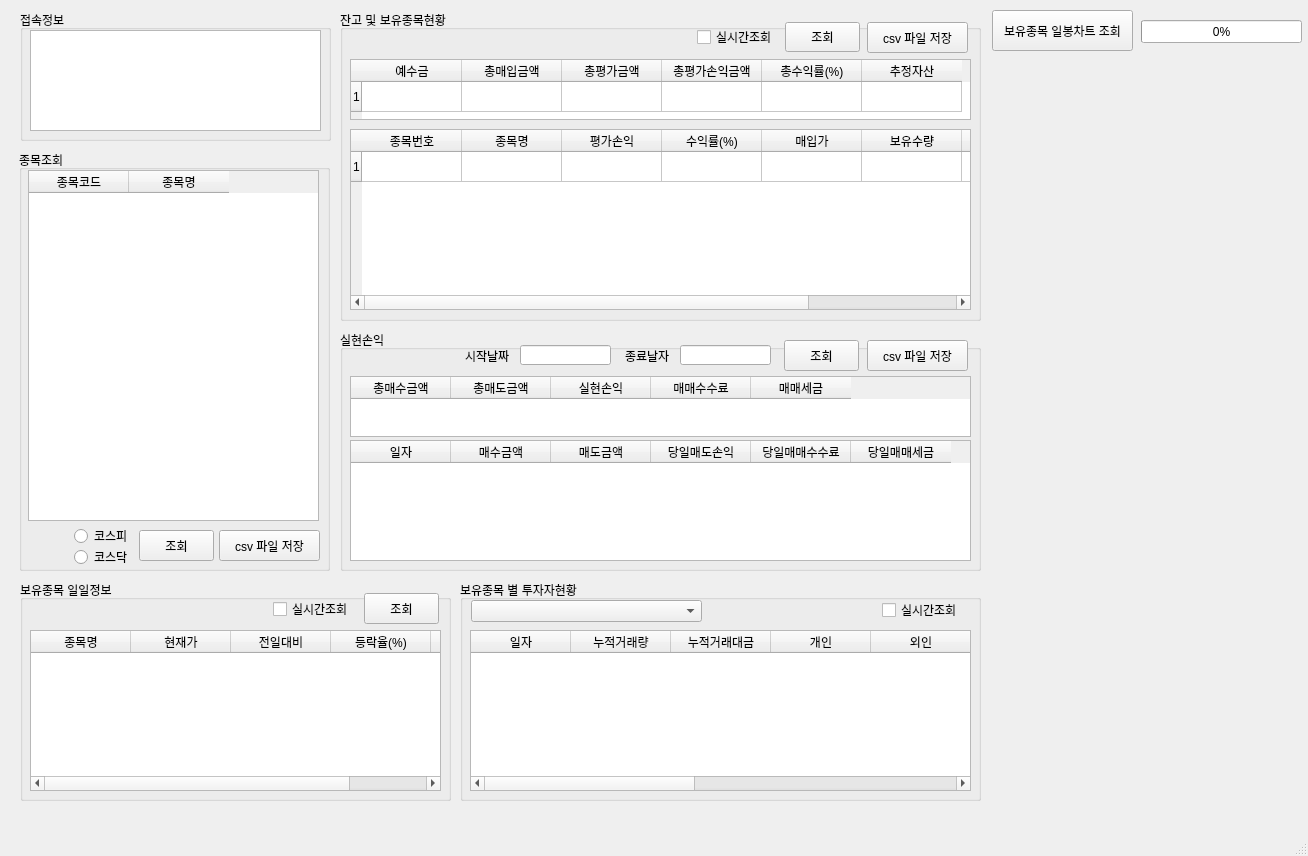
Before: the Qt Designer form MyTrader.ui in pjm8702/jasam, drawn with Qt 5.
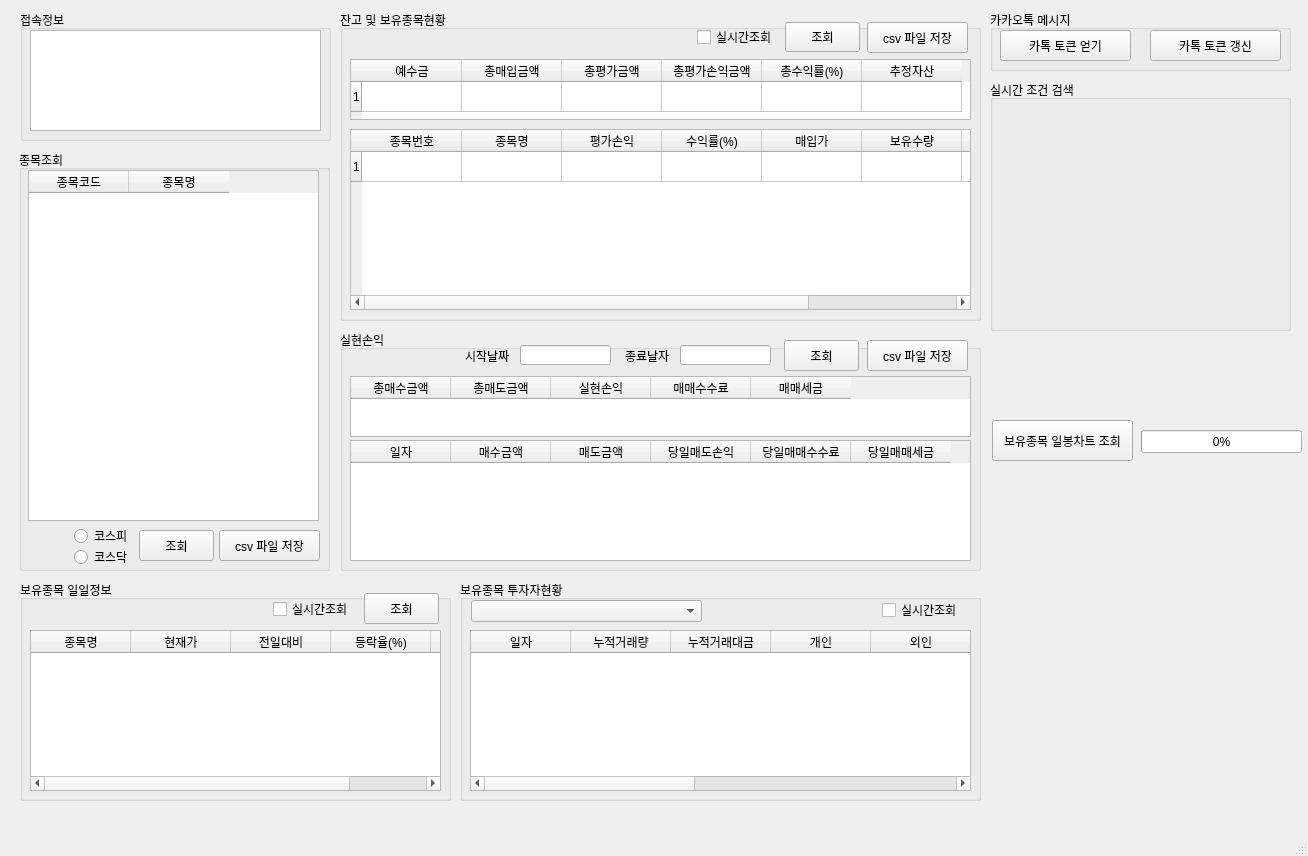
After: the same form once the commit is applied.

Commit message: 카톡 토큰 갱신 기능 및 수동으로 토큰 얻기/갱신 기능 추가

```diff
--- a/MyTrader.ui
+++ b/MyTrader.ui
@@ -510,7 +510,7 @@
     <property name="geometry">
      <rect>
       <x>992</x>
-      <y>10</y>
+      <y>420</y>
       <width>141</width>
       <height>41</height>
      </rect>
@@ -523,7 +523,7 @@
     <property name="geometry">
      <rect>
       <x>1141</x>
-      <y>20</y>
+      <y>430</y>
       <width>161</width>
       <height>23</height>
      </rect>
@@ -542,7 +542,7 @@
      </rect>
     </property>
     <property name="title">
-     <string>보유종목 별 투자자현황</string>
+     <string>보유종목 투자자현황</string>
     </property>
     <widget class="QComboBox" name="comboBox">
      <property name="geometry">
@@ -623,6 +623,58 @@
      </property>
     </widget>
    </widget>
+   <widget class="QGroupBox" name="groupBox_7">
+    <property name="geometry">
+     <rect>
+      <x>990</x>
+      <y>80</y>
+      <width>301</width>
+      <height>251</height>
+     </rect>
+    </property>
+    <property name="title">
+     <string>실시간 조건 검색</string>
+    </property>
+   </widget>
+   <widget class="QGroupBox" name="groupBox_8">
+    <property name="geometry">
+     <rect>
+      <x>990</x>
+      <y>10</y>
+      <width>301</width>
+      <height>61</height>
+     </rect>
+    </property>
+    <property name="title">
+     <string>카카오톡 메시지</string>
+    </property>
+    <widget class="QPushButton" name="pushButton_9">
+     <property name="geometry">
+      <rect>
+       <x>10</x>
+       <y>20</y>
+       <width>131</width>
+       <height>31</height>
+      </rect>
+     </property>
+     <property name="text">
+      <string>카톡 토큰 얻기</string>
+     </property>
+    </widget>
+    <widget class="QPushButton" name="pushButton_10">
+     <property name="geometry">
+      <rect>
+       <x>160</x>
+       <y>20</y>
+       <width>131</width>
+       <height>31</height>
+      </rect>
+     </property>
+     <property name="text">
+      <string>카톡 토큰 갱신</string>
+     </property>
+    </widget>
+   </widget>
   </widget>
   <widget class="QMenuBar" name="menubar">
    <property name="geometry">
```
The commit also changes 3 other files.
